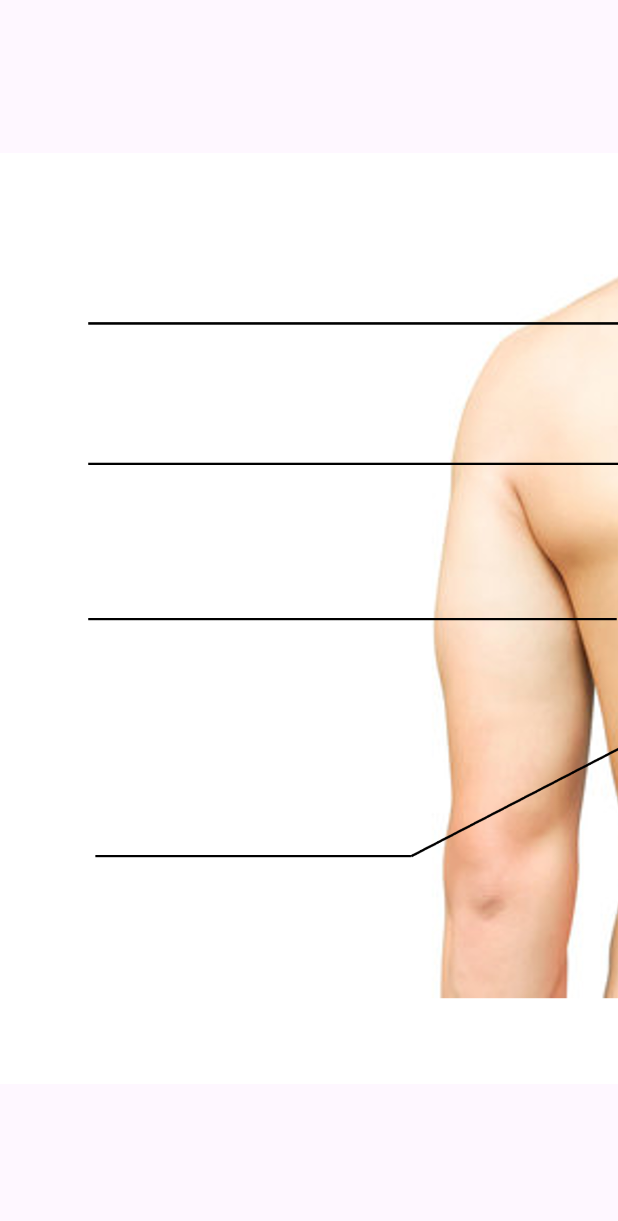
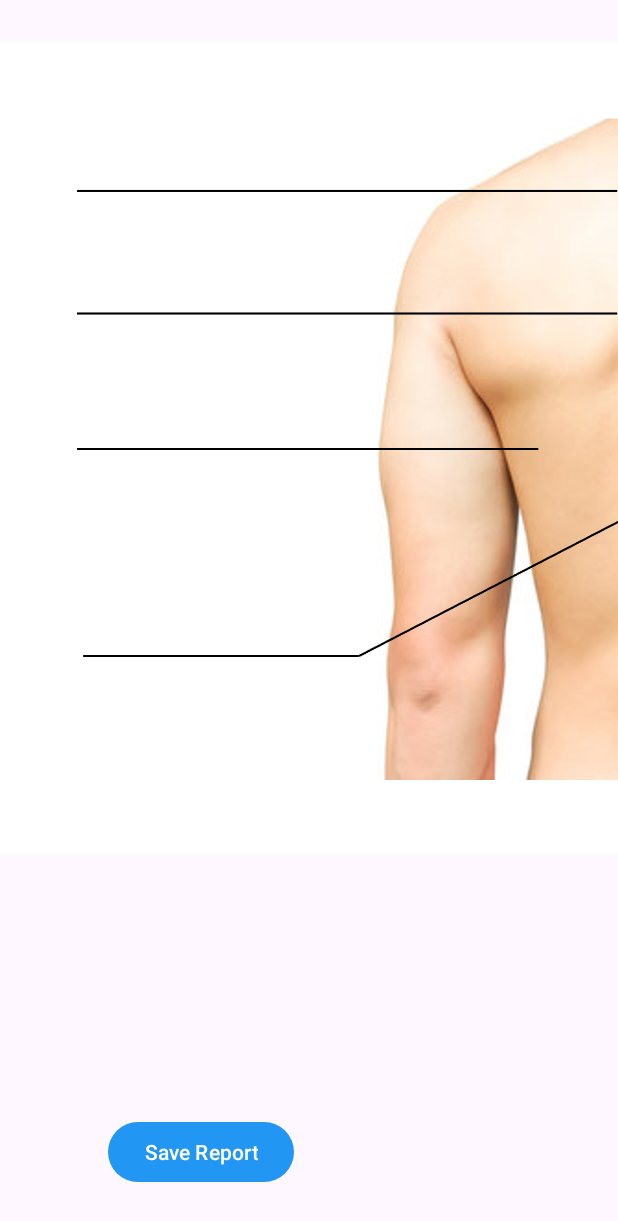
Before and after one commit to Tine-Wildiers/Milestone2, an Android app: the Results screen opened directly, with no data from a screen before it, on a phone screen of 412 x 824 dp. Shown: the top 1221 px of the screen. Run offline under Robolectric (Android 15) with nearby library versions, the phone set to English and light mode, and no system bars; 1 statement that could not run was skipped.

Commit message:
Implemented static timeplot and untouchable plots. Also added option to save Report.

```diff
--- a/app/src/main/java/com/example/milestone2/FrequencyDomain.java
+++ b/app/src/main/java/com/example/milestone2/FrequencyDomain.java
@@ -38,6 +38,7 @@ public class FrequencyDomain {
     public void setupSpectrogramGraph(){
         spectrogramChart.getDescription().setEnabled(false);
         spectrogramChart.getLegend().setEnabled(false);
+        spectrogramChart.setTouchEnabled(false);
         spectrogramChart.getXAxis().setPosition(XAxis.XAxisPosition.BOTTOM);
         spectrogramChart.getRenderer().getPaintValues().setStyle(Paint.Style.FILL);
 
--- a/app/src/main/res/layout/activity_results.xml
+++ b/app/src/main/res/layout/activity_results.xml
@@ -7,13 +7,23 @@
     android:layout_height="match_parent"
     tools:context=".Results">
 
+    <ImageView
+        android:id="@+id/imageView2"
+        android:layout_width="962dp"
+        android:layout_height="550dp"
+        android:layout_marginTop="24dp"
+        app:layout_constraintStart_toStartOf="parent"
+        app:layout_constraintTop_toTopOf="parent"
+        app:srcCompat="@drawable/reportsbackground" />
+
+
     <TextView
         android:id="@+id/result0"
         android:layout_width="wrap_content"
         android:layout_height="wrap_content"
         android:layout_centerHorizontal="true"
-        android:layout_marginStart="60dp"
-        android:layout_marginTop="100dp"
+        android:layout_marginStart="56dp"
+        android:layout_marginTop="96dp"
         android:text=""
         android:textColor="#C30000"
         android:textSize="27sp"
@@ -26,8 +36,8 @@
         android:layout_width="wrap_content"
         android:layout_height="wrap_content"
         android:layout_centerHorizontal="true"
-        android:layout_marginStart="784dp"
-        android:layout_marginTop="100dp"
+        android:layout_marginStart="692dp"
+        android:layout_marginTop="96dp"
         android:text=""
         android:textColor="#C30000"
         android:textSize="27sp"
@@ -40,8 +50,8 @@
         android:layout_width="wrap_content"
         android:layout_height="wrap_content"
         android:layout_centerHorizontal="true"
-        android:layout_marginStart="60dp"
-        android:layout_marginTop="196dp"
+        android:layout_marginStart="56dp"
+        android:layout_marginTop="176dp"
         android:text=""
         android:textColor="#C30000"
         android:textSize="27sp"
@@ -54,8 +64,8 @@
         android:layout_width="wrap_content"
         android:layout_height="wrap_content"
         android:layout_centerHorizontal="true"
-        android:layout_marginStart="836dp"
-        android:layout_marginTop="196dp"
+        android:layout_marginStart="720dp"
+        android:layout_marginTop="176dp"
         android:text=""
         android:textColor="#C30000"
         android:textSize="27sp"
@@ -68,8 +78,8 @@
         android:layout_width="wrap_content"
         android:layout_height="wrap_content"
         android:layout_centerHorizontal="true"
-        android:layout_marginStart="60dp"
-        android:layout_marginTop="300dp"
+        android:layout_marginStart="56dp"
+        android:layout_marginTop="270dp"
         android:text=""
         android:textColor="#C30000"
         android:textSize="27sp"
@@ -82,8 +92,8 @@
         android:layout_width="wrap_content"
         android:layout_height="wrap_content"
         android:layout_centerHorizontal="true"
-        android:layout_marginStart="60dp"
-        android:layout_marginTop="456dp"
+        android:layout_marginStart="56dp"
+        android:layout_marginTop="404dp"
         android:text=""
         android:textColor="#C30000"
         android:textSize="27sp"
@@ -96,8 +106,8 @@
         android:layout_width="wrap_content"
         android:layout_height="wrap_content"
         android:layout_centerHorizontal="true"
-        android:layout_marginStart="836dp"
-        android:layout_marginTop="456dp"
+        android:layout_marginStart="732dp"
+        android:layout_marginTop="400dp"
         android:text=""
         android:textColor="#C30000"
         android:textSize="27sp"
@@ -110,8 +120,8 @@
         android:layout_width="wrap_content"
         android:layout_height="wrap_content"
         android:layout_centerHorizontal="true"
-        android:layout_marginStart="836dp"
-        android:layout_marginTop="300dp"
+        android:layout_marginStart="720dp"
+        android:layout_marginTop="264dp"
         android:text=""
         android:textColor="#C30000"
         android:textSize="27sp"
@@ -124,7 +134,7 @@
         android:layout_width="wrap_content"
         android:layout_height="wrap_content"
         android:layout_centerHorizontal="true"
-        android:layout_marginStart="112dp"
+        android:layout_marginStart="108dp"
         android:layout_marginTop="100dp"
         android:text=""
         android:textColor="#000"
@@ -137,8 +147,8 @@
         android:layout_width="wrap_content"
         android:layout_height="wrap_content"
         android:layout_centerHorizontal="true"
-        android:layout_marginStart="836dp"
-        android:layout_marginTop="104dp"
+        android:layout_marginStart="748dp"
+        android:layout_marginTop="100dp"
         android:text=""
         android:textColor="#000"
         android:textSize="22sp"
@@ -151,7 +161,7 @@
         android:layout_height="wrap_content"
         android:layout_centerHorizontal="true"
         android:layout_marginStart="112dp"
-        android:layout_marginTop="200dp"
+        android:layout_marginTop="180dp"
         android:text=""
         android:textColor="#000"
         android:textSize="22sp"
@@ -163,8 +173,8 @@
         android:layout_width="wrap_content"
         android:layout_height="wrap_content"
         android:layout_centerHorizontal="true"
-        android:layout_marginStart="892dp"
-        android:layout_marginTop="200dp"
+        android:layout_marginStart="776dp"
+        android:layout_marginTop="180dp"
         android:text=""
         android:textColor="#000"
         android:textSize="22sp"
@@ -177,7 +187,7 @@
         android:layout_height="wrap_content"
         android:layout_centerHorizontal="true"
         android:layout_marginStart="112dp"
-        android:layout_marginTop="304dp"
+        android:layout_marginTop="270dp"
         android:text=""
         android:textColor="#000"
         android:textSize="22sp"
@@ -189,8 +199,8 @@
         android:layout_width="wrap_content"
         android:layout_height="wrap_content"
         android:layout_centerHorizontal="true"
-        android:layout_marginStart="124dp"
-        android:layout_marginTop="468dp"
+        android:layout_marginStart="112dp"
+        android:layout_marginTop="408dp"
         android:text=""
         android:textColor="#000"
         android:textSize="22sp"
@@ -202,8 +212,8 @@
         android:layout_width="wrap_content"
         android:layout_height="wrap_content"
         android:layout_centerHorizontal="true"
-        android:layout_marginStart="892dp"
-        android:layout_marginTop="460dp"
+        android:layout_marginStart="776dp"
+        android:layout_marginTop="408dp"
         android:text=""
         android:textColor="#000"
         android:textSize="22sp"
@@ -215,23 +225,24 @@
         android:layout_width="wrap_content"
         android:layout_height="wrap_content"
         android:layout_centerHorizontal="true"
-        android:layout_marginStart="888dp"
-        android:layout_marginTop="304dp"
+        android:layout_marginStart="772dp"
+        android:layout_marginTop="270dp"
         android:text=""
         android:textColor="#000"
         android:textSize="22sp"
         app:layout_constraintStart_toStartOf="parent"
         app:layout_constraintTop_toTopOf="parent" />
 
-    <ImageView
-        android:id="@+id/imageView2"
-        android:layout_width="1102dp"
-        android:layout_height="786dp"
+    <Button
+        android:id="@+id/button"
+        android:layout_width="wrap_content"
+        android:layout_height="wrap_content"
+        android:layout_marginStart="72dp"
+        android:layout_marginBottom="32dp"
+        android:text="Save Report"
+        android:onClick="onBtnSaveClicked"
         app:layout_constraintBottom_toBottomOf="parent"
-        app:layout_constraintEnd_toEndOf="parent"
-        app:layout_constraintHorizontal_bias="0.0"
-        app:layout_constraintStart_toStartOf="parent"
-        app:layout_constraintTop_toTopOf="parent"
-        app:srcCompat="@drawable/reportsbackground" />
+        app:layout_constraintStart_toStartOf="parent" />
+
 
 </androidx.constraintlayout.widget.ConstraintLayout>
```
Also changed, not shown: app/src/main/java/com/example/milestone2/MainActivity.java (+10 -10 lines), app/src/main/java/com/example/milestone2/RealTimeGraphs.java (+16 -0 lines), app/src/main/java/com/example/milestone2/Results.java (+103 -5 lines), app/src/main/java/com/example/milestone2/TimeDomain.java (+22 -5 lines).
